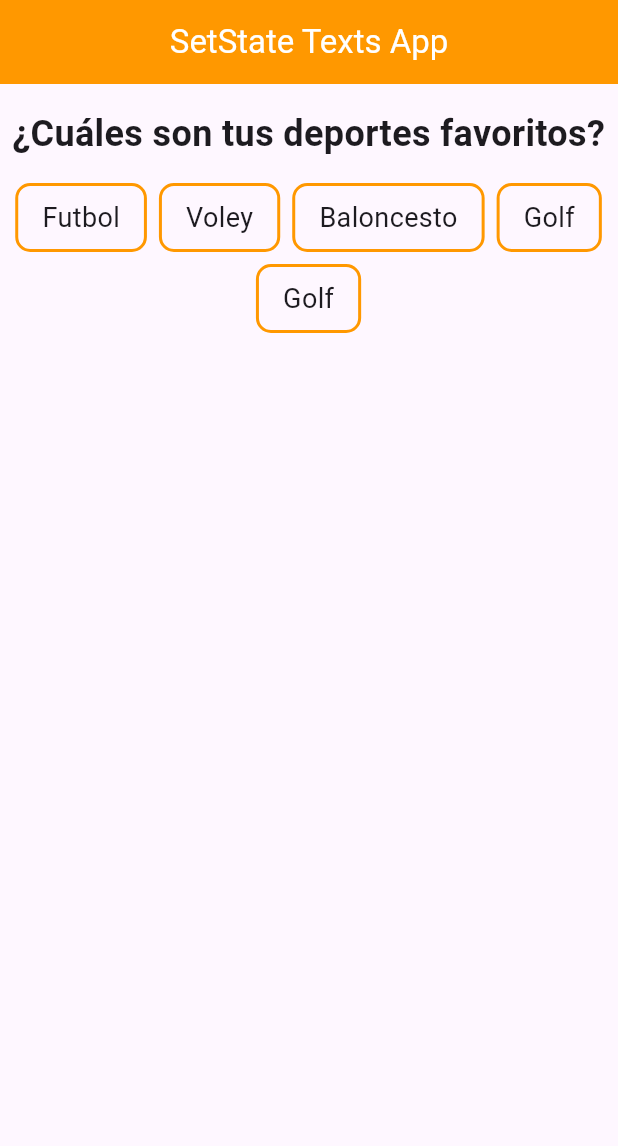
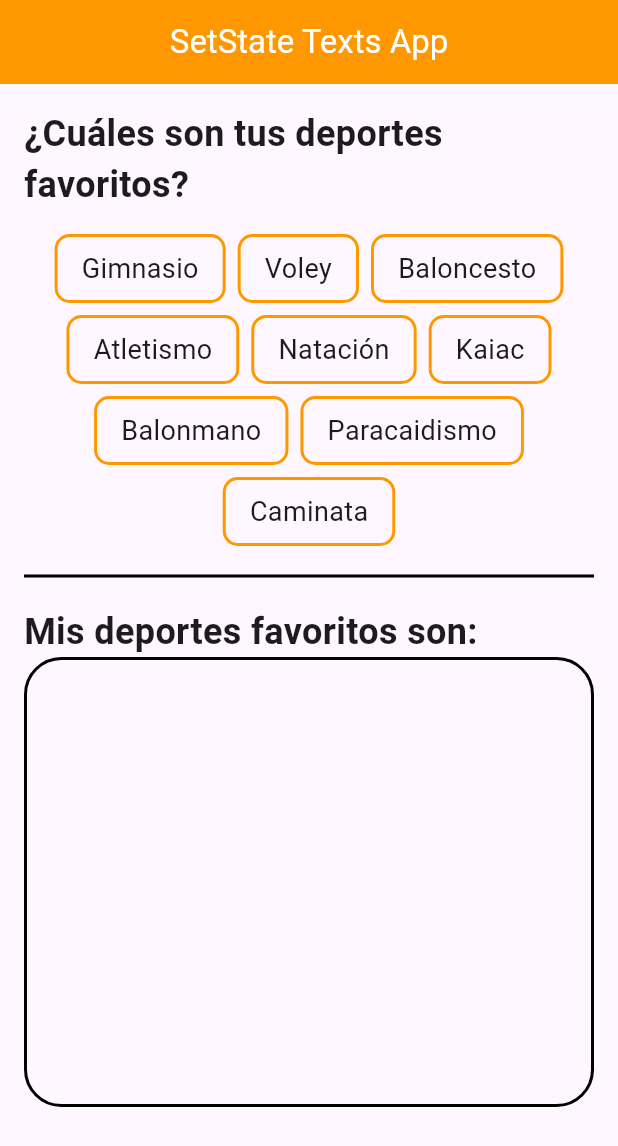
Before and after one commit to fr4nsgallegos/statefullAppG9, a Flutter app: the screen it shows after launch, on a phone screen of 412 x 824 dp. Shown: the top 1146 px of the screen. Run offline on Flutter 3.47's test engine with Material 3 defaults, Android fonts, the phone set to English and light mode, and no system bars.

Commit message:
box deportes favoritos

```diff
--- a/lib/pages/favorite_deports_page.dart
+++ b/lib/pages/favorite_deports_page.dart
@@ -1,4 +1,5 @@
 import 'package:flutter/material.dart';
+import 'package:statefullappg9/models/deport_model.dart';
 import 'package:statefullappg9/widgets/item_deport_widget.dart';
 
 class FavoriteDeportsPage extends StatelessWidget {
@@ -29,8 +30,9 @@ class FavoriteDeportsPage extends StatelessWidget {
         centerTitle: true,
       ),
       body: Padding(
-        padding: const EdgeInsets.symmetric(vertical: 16, horizontal: 8),
+        padding: const EdgeInsets.symmetric(vertical: 16, horizontal: 16),
         child: Column(
+          crossAxisAlignment: CrossAxisAlignment.start,
           children: [
             Text(
               "¿Cuáles son tus deportes favoritos?",
@@ -39,28 +41,38 @@ class FavoriteDeportsPage extends StatelessWidget {
             SizedBox(
               height: 16,
             ),
-            Wrap(
+            Center(
+              child: Wrap(
                 spacing: 8,
                 runSpacing: 8,
                 alignment: WrapAlignment.center,
                 children: [
+                  for (int i = 0; i < deportModelList.length; i++)
                     ItemDeportWidget(
-                  deportName: "Futbol",
-                ),
-                ItemDeportWidget(
-                  deportName: "Voley",
-                ),
-                ItemDeportWidget(
-                  deportName: "Baloncesto",
-                ),
-                ItemDeportWidget(
-                  deportName: "Golf",
-                ),
-                ItemDeportWidget(
-                  deportName: "Golf",
-                ),
+                      deporte: deportModelList[i],
+                    )
                 ],
               ),
+            ),
+            Divider(
+              color: Colors.black,
+              height: 40,
+              thickness: 2,
+            ),
+            Text(
+              "Mis deportes favoritos son:",
+              style: TextStyle(fontSize: 24, fontWeight: FontWeight.bold),
+            ),
+            Container(
+              width: double.infinity,
+              height: 300,
+              decoration: BoxDecoration(
+                // color: Colors.red,
+                borderRadius: BorderRadius.circular(25),
+                border: Border.all(width: 2, color: Colors.black),
+              ),
+              child: Wrap(),
+            )
           ],
         ),
       ),
--- a/lib/widgets/item_deport_widget.dart
+++ b/lib/widgets/item_deport_widget.dart
@@ -1,8 +1,9 @@
 import 'package:flutter/material.dart';
+import 'package:statefullappg9/models/deport_model.dart';
 
 class ItemDeportWidget extends StatelessWidget {
-  String deportName;
-  ItemDeportWidget({required this.deportName});
+  DeportModel deporte;
+  ItemDeportWidget({required this.deporte});
 
   @override
   Widget build(BuildContext context) {
@@ -14,7 +15,7 @@ class ItemDeportWidget extends StatelessWidget {
         borderRadius: BorderRadius.circular(10),
       ),
       child: Text(
-        deportName,
+        deporte.name,
         style: TextStyle(fontSize: 18),
       ),
     );
```
Lines whose indentation alone changed are shown as unchanged.
